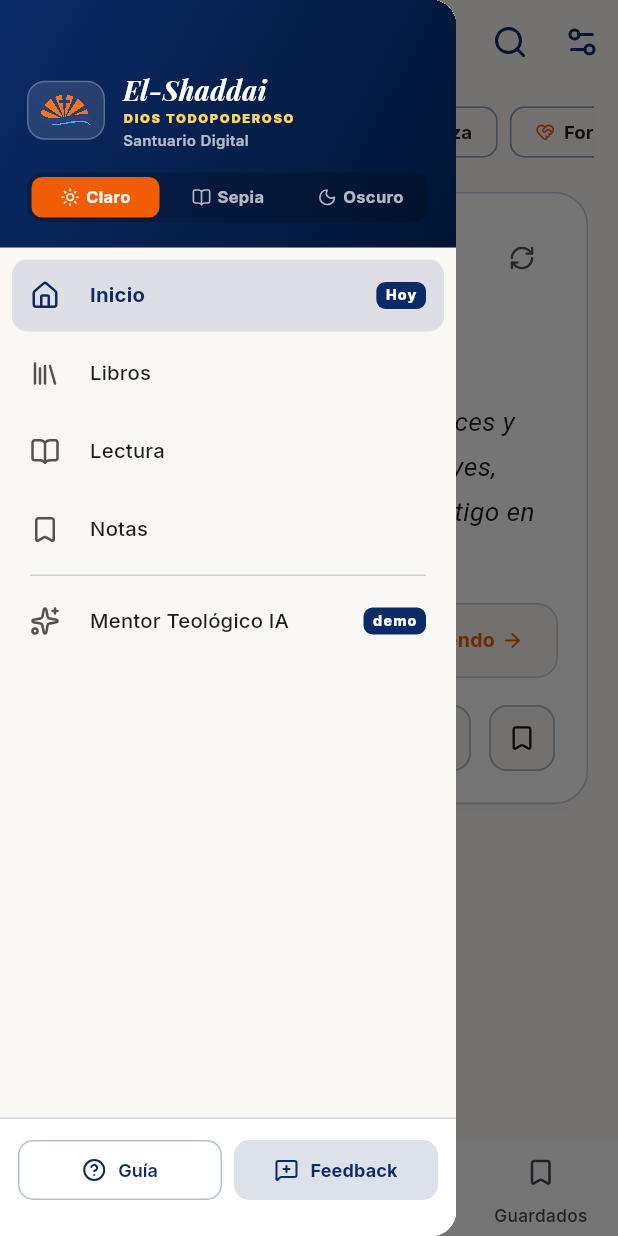
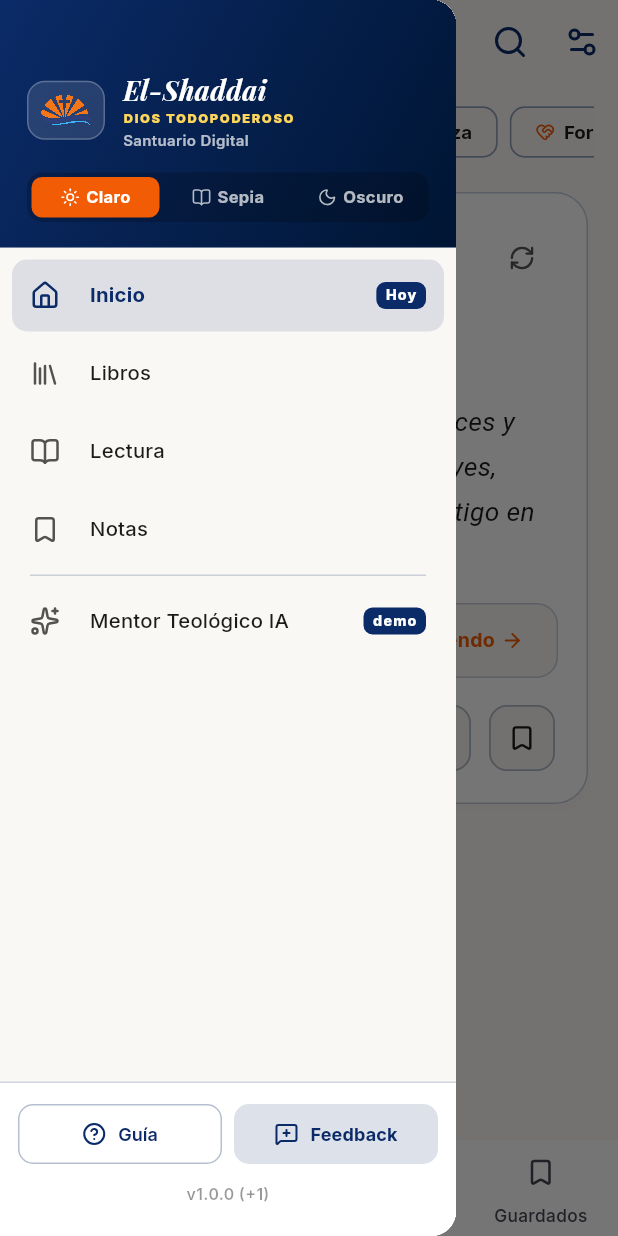
Before and after one commit to csarini/Bible-AI, a Flutter app: the SanctuaryMainShell screen opened directly with empty values, with the side drawer open, on a phone screen of 412 x 824 dp. Run offline on Flutter 3.47's test engine with Material 3 defaults, Android fonts, the phone set to English and light mode, and no system bars; our stand-ins replace drift, flutter_riverpod, google_fonts, lucide_icons_flutter, package_info_plus, share_plus; missing offline and left inert: home_widget; accounts and stored records are empty; generated files the repository leaves out were written again; Roboto replaces fonts that are missing (Literata).

Commit message:
se agrega manejo de versiones

```diff
--- a/flutter/lib/core/providers/app_settings_providers.dart
+++ b/flutter/lib/core/providers/app_settings_providers.dart
@@ -1,4 +1,5 @@
 import 'package:flutter_riverpod/flutter_riverpod.dart';
+import 'package:package_info_plus/package_info_plus.dart';
 import '../constants/bible_books.dart';
 import '../storage/app_database.dart';
 import '../../features/reader/data/services/offline_bible_sync_service.dart';
@@ -15,10 +16,10 @@
     StateProvider<String>((ref) => 'valera'); // 'valera', 'sse', 'rv1858'
 final appFontSizeProvider = StateProvider<String>(
     (ref) => 'medium'); // 'small', 'medium', 'large', 'xlarge'
-final appFontFamilyProvider = StateProvider<String>(
-    (ref) => 'literata'); // 'literata' (Serifa Bíblica), 'playfair' (Editorial), 'inter' (Sans Moderna)
-final appLineSpacingProvider =
-    StateProvider<String>((ref) => 'normal'); // 'compact', 'normal', 'relaxed', 'spacious'
+final appFontFamilyProvider = StateProvider<String>((ref) =>
+    'literata'); // 'literata' (Serifa Bíblica), 'playfair' (Editorial), 'inter' (Sans Moderna)
+final appLineSpacingProvider = StateProvider<String>(
+    (ref) => 'normal'); // 'compact', 'normal', 'relaxed', 'spacious'
 final appShowVerseNumbersProvider = StateProvider<bool>((ref) => true);
 
 // Active navigation and bible coordinates
@@ -46,6 +47,12 @@
 
 // Offline Bible Chapters Sync Status Stream Provider
 final offlineSyncStatusStreamProvider =
-    StreamProvider.family<OfflineSyncStatus, OfflineBibleSyncService>((ref, service) {
+    StreamProvider.family<OfflineSyncStatus, OfflineBibleSyncService>(
+        (ref, service) {
   return service.statusStream;
 });
+
+final appVersionProvider = FutureProvider<String>((ref) async {
+  final packageInfo = await PackageInfo.fromPlatform();
+  return 'v${packageInfo.version} (+${packageInfo.buildNumber})';
+});
--- a/flutter/lib/features/shell/presentation/views/sanctuary_main_shell.dart
+++ b/flutter/lib/features/shell/presentation/views/sanctuary_main_shell.dart
@@ -370,13 +370,16 @@
               ),
             ),
 
-            // Drawer Footer Quick Actions (Icon-focused & Compact to save space)
+            // Drawer Footer Quick Actions (Con versión extraída del pubspec.yaml)
             Builder(
               builder: (context) {
                 final double bottomPadding =
                     MediaQuery.of(context).padding.bottom;
                 final double finalBottomPadding =
                     (bottomPadding > 0 ? bottomPadding : 12.0) + 8.0;
+
+                // Leemos la versión dinámicamente desde el provider
+                final versionAsync = ref.watch(appVersionProvider);
 
                 return Container(
                   padding: EdgeInsets.only(
@@ -396,7 +399,11 @@
                       ),
                     ),
                   ),
-                  child: Row(
+                  child: Column(
+                    mainAxisSize: MainAxisSize.min,
+                    children: [
+                      // Botones Guía y Feedback
+                      Row(
                         children: [
                           Expanded(
                             child: OutlinedButton.icon(
@@ -415,7 +422,8 @@
                                         .outline
                                         .withValues(alpha: 0.3)),
                               ),
-                          icon: const Icon(LucideIcons.helpCircle, size: 16),
+                              icon:
+                                  const Icon(LucideIcons.helpCircle, size: 16),
                               label: Text(
                                 'Guía',
                                 style: GoogleFonts.inter(
@@ -453,6 +461,26 @@
                                 ),
                               ),
                             ),
+                          ),
+                        ],
+                      ),
+                      const SizedBox(height: 8),
+                      // Muestra la versión automáticamente (ej. v1.0.0 (+1))
+                      versionAsync.when(
+                        data: (versionText) => Text(
+                          versionText,
+                          style: GoogleFonts.inter(
+                            fontSize: 10.5,
+                            fontWeight: FontWeight.w600,
+                            color: Theme.of(context)
+                                .colorScheme
+                                .onSurface
+                                .withValues(alpha: 0.45),
+                            letterSpacing: 0.3,
+                          ),
+                        ),
+                        loading: () => const SizedBox(height: 12),
+                        error: (_, __) => const SizedBox.shrink(),
                       ),
                     ],
                   ),
--- a/flutter/pubspec.yaml
+++ b/flutter/pubspec.yaml
@@ -31,6 +31,7 @@
   google_fonts: ^6.2.1
   lucide_icons_flutter: ^3.1.17
   flutter_animate: ^4.5.0
+  package_info_plus: ^9.0.1
 
 dev_dependencies:
   flutter_test:
```
Lines whose indentation alone changed are shown as unchanged.
